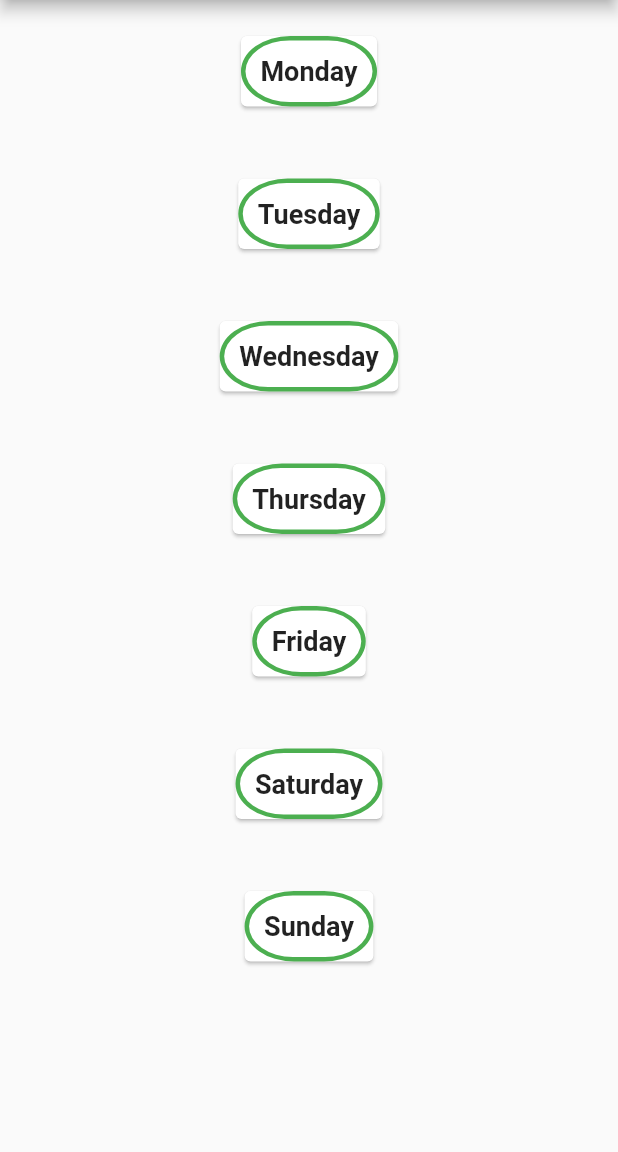
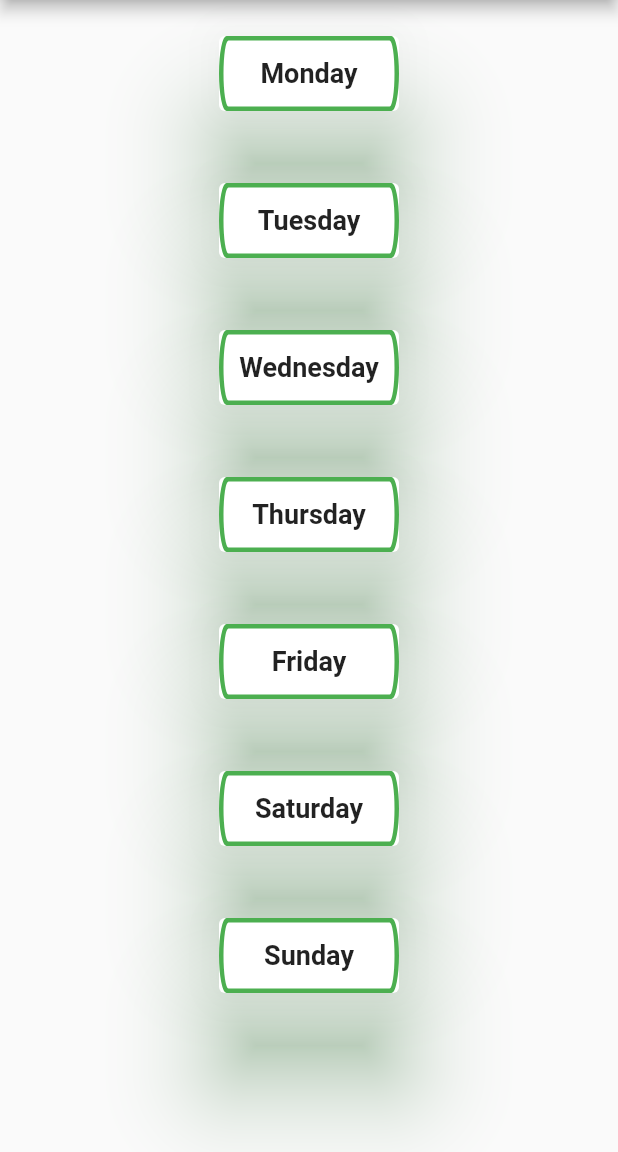
Before and after one commit to dogman223/active_week, a Flutter app: the screen it shows after launch, on a phone screen of 412 x 824 dp, the part 84-1236 px from its top. Run offline on Flutter 3.47's test engine with Material 2 defaults, Android fonts, the light colour scheme and no system bars.

Commit message:
New styling to main menu added

```diff
--- a/lib/widgets/day_item.dart
+++ b/lib/widgets/day_item.dart
@@ -14,23 +14,39 @@ class DayItem extends StatelessWidget {
   //Widget builds column with day
   Widget buildDay(BuildContext context, Day title) {
     return Card(
+        elevation: 30,
+        shadowColor: Theme.of(context).primaryColor,
+        child: SizedBox(
+          width: 120,
+          height: 50,
           child: Container(
-      padding: EdgeInsets.all(10),
+            padding: const EdgeInsets.all(10),
             decoration: BoxDecoration(
-        border: Border.all(color: Theme.of(context).primaryColor, width: 3),
+              border:
+                  Border.all(width: 3, color: Theme.of(context).primaryColor),
               borderRadius:
-            const BorderRadiusDirectional.all(Radius.elliptical(70, 50)),
+                  const BorderRadiusDirectional.all(Radius.elliptical(10, 50)),
             ),
+            child: Center(
               child: Text(
                 day.title,
-        style: const TextStyle(fontWeight: FontWeight.bold, fontSize: 18),
+                style: const TextStyle(
+                  fontWeight: FontWeight.bold,
+                  fontSize: 18,
+                ),
+              ),
+            ),
           ),
         ));
   }
 
+  //Inkwell build options
   @override
   Widget build(BuildContext context) {
     return InkWell(
+        splashColor: Theme.of(context).primaryColor,
+        splashFactory: InkSparkle.splashFactory,
+        borderRadius: const BorderRadius.all(Radius.elliptical(10, 50)),
         onTap: (onSelectDay),
         child: Container(
           child: buildDay(context, day),
```
Lines whose indentation alone changed are shown as unchanged.
